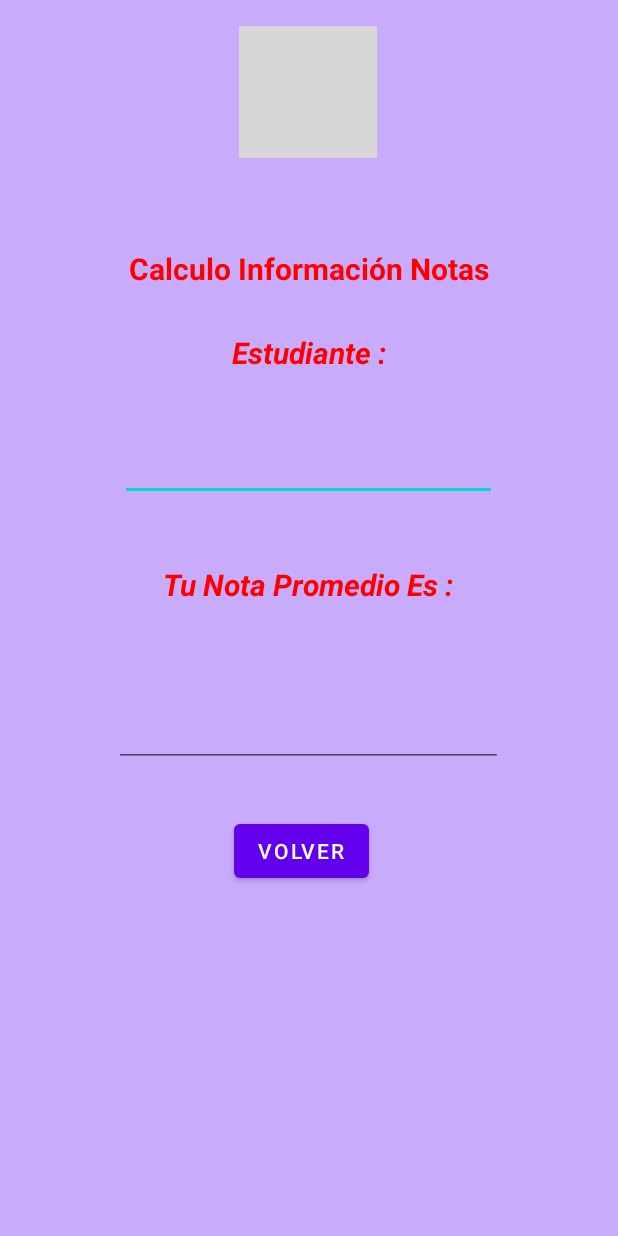
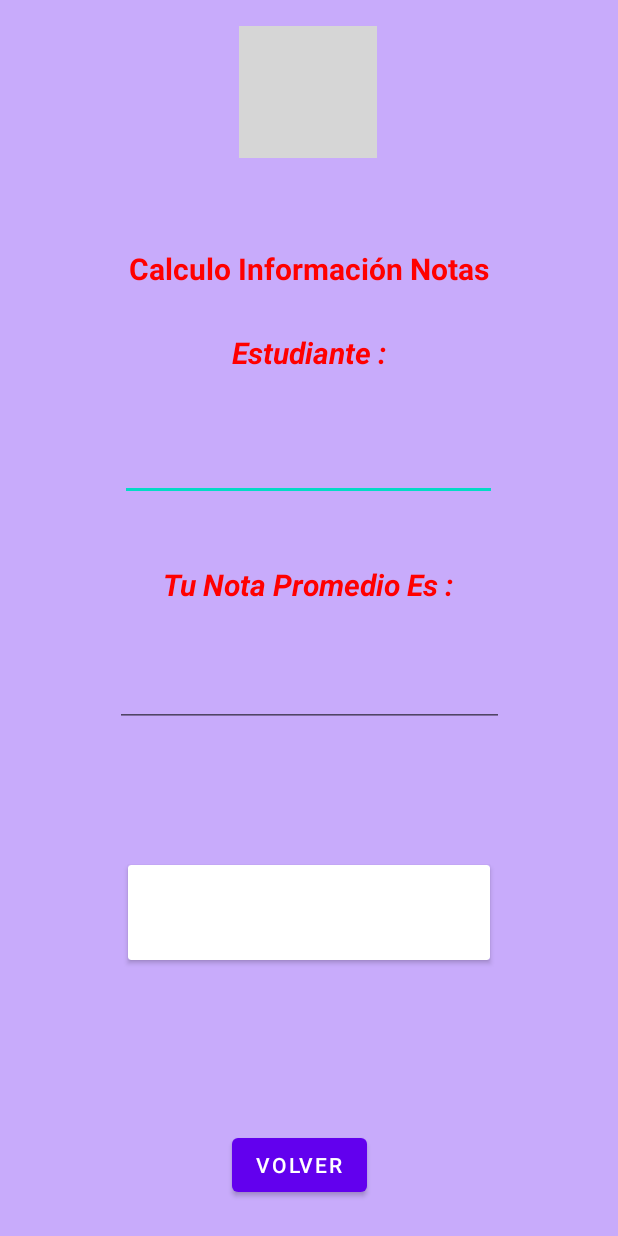
Before and after one commit to ErickVG13/Notas_Alumno, an Android app: the layout activity_main_dos.xml on its own in the app's theme, with its tools: preview values and no code run, on a phone screen of 412 x 824 dp. Run offline under Robolectric (Android 15) with nearby library versions, the phone set to English and light mode, and no system bars; grey boxes are pictures that could not be loaded.

Commit message:
1.6 version

```diff
--- a/app/src/main/java/cl/app/notas_alumno/MainActivity.java
+++ b/app/src/main/java/cl/app/notas_alumno/MainActivity.java
@@ -8,6 +8,7 @@ import android.os.Bundle;
 import android.view.View;
 import android.widget.Button;
 import android.widget.EditText;
+import android.widget.Toast;
 
 public class MainActivity extends AppCompatActivity {
 
@@ -29,6 +30,7 @@ public class MainActivity extends AppCompatActivity {
 
         Context contect=getApplicationContext();
 
+
         Intent intentuno =new Intent(this, MainActivityN2.class);
 
         btCalcular.setOnClickListener(new View.OnClickListener() {
--- a/app/src/main/res/layout/activity_main.xml
+++ b/app/src/main/res/layout/activity_main.xml
@@ -133,8 +133,8 @@
 
     <EditText
         android:id="@+id/TNota2"
-        android:layout_width="75dp"
-        android:layout_height="51dp"
+        android:layout_width="81dp"
+        android:layout_height="59dp"
         android:layout_marginTop="28dp"
         android:backgroundTint="#E91E63"
         android:backgroundTintMode="screen"
--- a/app/src/main/res/layout/activity_main_dos.xml
+++ b/app/src/main/res/layout/activity_main_dos.xml
@@ -48,7 +48,7 @@
         app:layout_constraintVertical_bias="0.048" />
 
     <EditText
-        android:id="@+id/editTextTextPersonName"
+        android:id="@+id/TxName"
         android:layout_width="251dp"
         android:layout_height="53dp"
         android:layout_marginTop="32dp"
@@ -73,11 +73,11 @@
         app:layout_constraintEnd_toEndOf="parent"
         app:layout_constraintHorizontal_bias="0.498"
         app:layout_constraintStart_toStartOf="parent"
-        app:layout_constraintTop_toBottomOf="@+id/editTextTextPersonName"
+        app:layout_constraintTop_toBottomOf="@+id/TxName"
         app:layout_constraintVertical_bias="0.091" />
 
     <EditText
-        android:id="@+id/editTextTextPersonName2"
+        android:id="@+id/TxNotaF"
         android:layout_width="259dp"
         android:layout_height="61dp"
         android:layout_marginTop="20dp"
@@ -85,10 +85,9 @@
         android:inputType="textPersonName"
         app:layout_constraintBottom_toBottomOf="parent"
         app:layout_constraintEnd_toEndOf="parent"
-        app:layout_constraintHorizontal_bias="0.497"
         app:layout_constraintStart_toStartOf="parent"
         app:layout_constraintTop_toBottomOf="@+id/textView19"
-        app:layout_constraintVertical_bias="0.078" />
+        app:layout_constraintVertical_bias="0.0" />
 
     <Button
         android:id="@+id/button"
@@ -98,8 +97,18 @@
         android:text="Volver"
         app:layout_constraintBottom_toBottomOf="parent"
         app:layout_constraintEnd_toEndOf="parent"
-        app:layout_constraintHorizontal_bias="0.485"
+        app:layout_constraintHorizontal_bias="0.481"
         app:layout_constraintStart_toStartOf="parent"
-        app:layout_constraintTop_toBottomOf="@+id/editTextTextPersonName2"
+        app:layout_constraintTop_toBottomOf="@+id/TxNotaF"
+        app:layout_constraintVertical_bias="0.911" />
+
+    <androidx.cardview.widget.CardView
+        android:layout_width="241dp"
+        android:layout_height="63dp"
+        android:layout_marginTop="92dp"
+        app:layout_constraintBottom_toTopOf="@+id/button"
+        app:layout_constraintEnd_toEndOf="parent"
+        app:layout_constraintStart_toStartOf="parent"
+        app:layout_constraintTop_toBottomOf="@+id/TxNotaF"
         app:layout_constraintVertical_bias="0.0" />
 </androidx.constraintlayout.widget.ConstraintLayout>
```
Also changed, not shown: app/src/main/java/cl/app/notas_alumno/MainActivityDos.java (+25 -0 lines).
